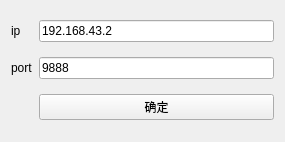
The window that client/Desktop_Android/ElectromagneticDog/serverinfo.ui (zhaomangang/ElectromagneticDog) describes before a commit, drawn with Qt 5.
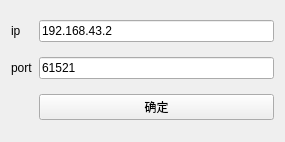
The same window after the commit.

The edit to the form file:
```diff
--- a/client/Desktop_Android/ElectromagneticDog/serverinfo.ui
+++ b/client/Desktop_Android/ElectromagneticDog/serverinfo.ui
@@ -24,7 +24,7 @@
    <item row="1" column="1">
     <widget class="QLineEdit" name="lineEdit_port">
      <property name="text">
-      <string>9888</string>
+      <string>61521</string>
      </property>
     </widget>
    </item>
```
Left out of the diff: 2 changed lines with no effect on the pictures.
